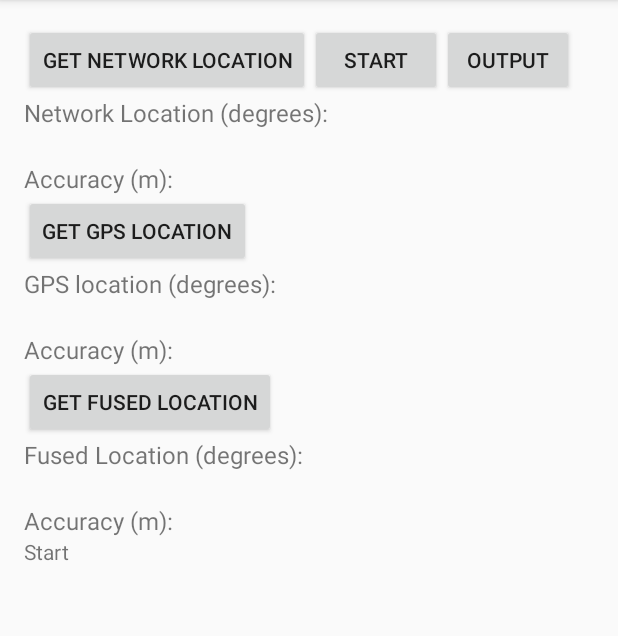
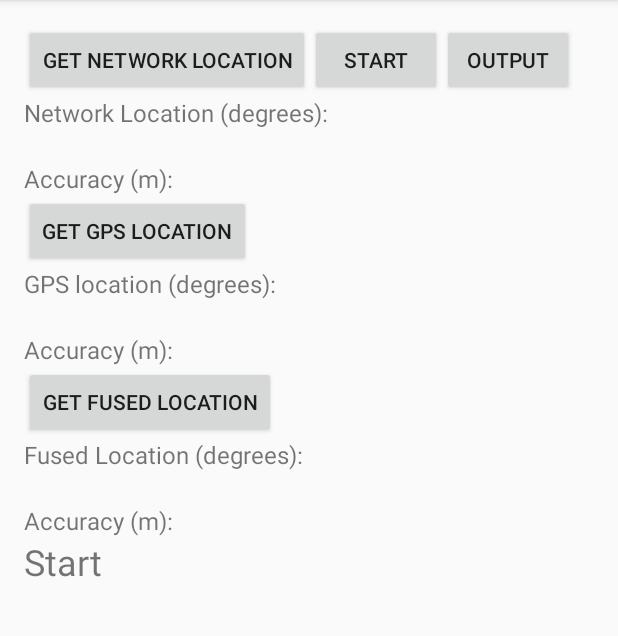
Before and after one commit to anthchung/location-data, an Android app: the screen it shows after launch (MainActivity), after a tap on "START", on a phone screen of 412 x 824 dp, the part 84-720 px from its top. Run offline under Robolectric (Android 15) with nearby library versions, the light colour scheme and no system bars.

Commit message:
update to latest

```diff
--- a/app/src/main/java/com/example/anthony/demo/MainActivity.java
+++ b/app/src/main/java/com/example/anthony/demo/MainActivity.java
@@ -115,9 +115,9 @@ public class MainActivity extends AppCompatActivity implements GoogleApiClient.C
                     textFused.setText(mLastLocation.getLatitude() + "," + mLastLocation.getLongitude());
                     textFusedAcc.setText(Float.toString(mLastLocation.getAccuracy()));
                 }
-                locationManager.requestSingleUpdate(NETWORK_PROVIDER,listener,null);
                 locationManager.removeUpdates(listener);
                 locationManager.requestLocationUpdates(NETWORK_PROVIDER, 0, 0, listener);
+                locationManager.requestSingleUpdate(NETWORK_PROVIDER,listener,null);
             }
 
             @Override
--- a/app/src/main/res/layout/activity_main.xml
+++ b/app/src/main/res/layout/activity_main.xml
@@ -142,6 +142,7 @@
         android:id="@+id/statusLog"
         android:layout_width="wrap_content"
         android:layout_height="wrap_content"
-        android:layout_below="@id/acc3" />
+        android:layout_below="@id/acc3"
+        android:textSize="24dp"/>
 
 </RelativeLayout>
```
